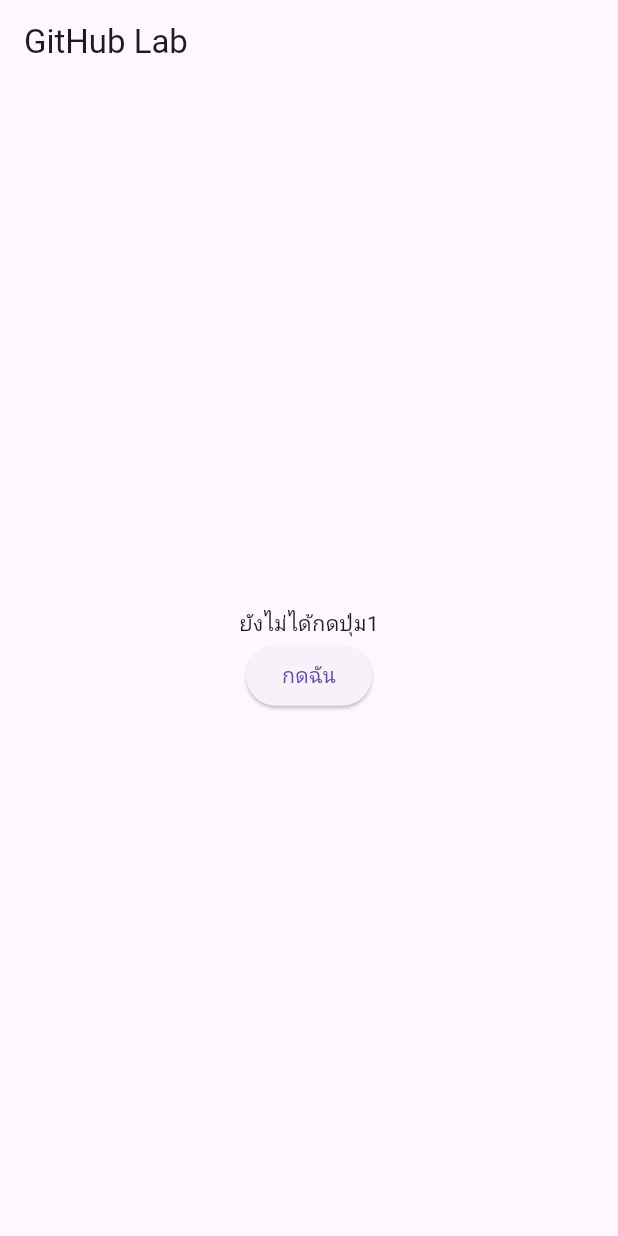
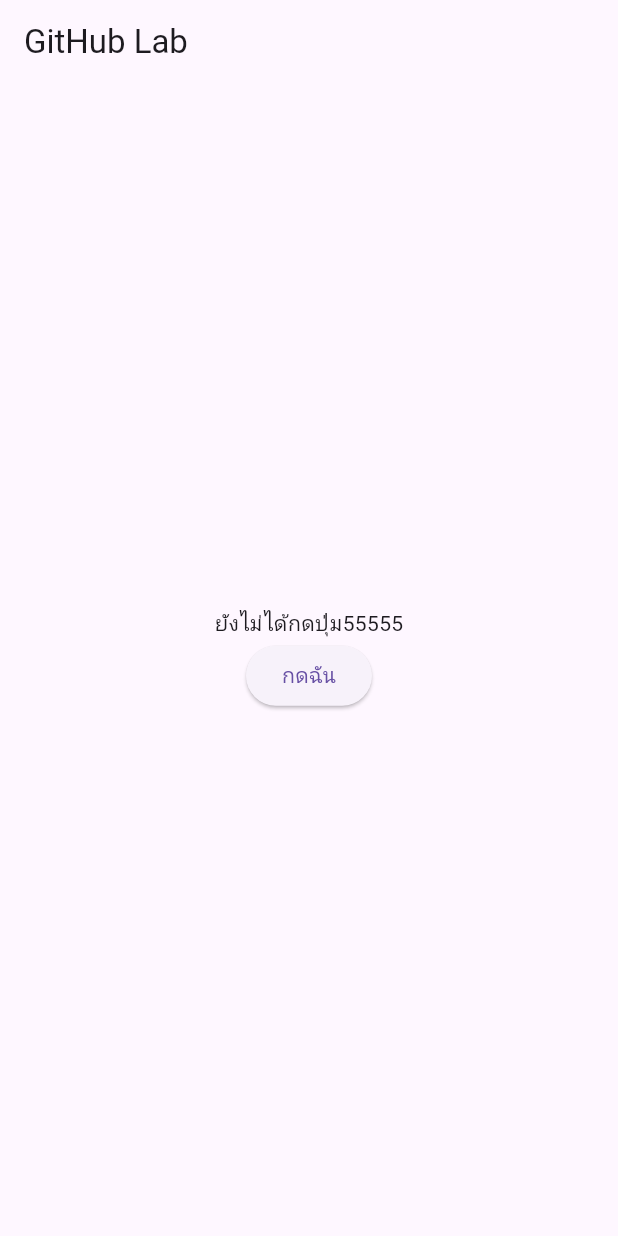
Before and after one commit to zombotfo/github_lab, a Flutter app: the screen it shows after launch, on a phone screen of 412 x 824 dp. Run offline on Flutter 3.47's test engine with Material 3 defaults, Android fonts, the phone set to English and light mode, and no system bars.

Commit message:
Text changed2

```diff
--- a/lib/main.dart
+++ b/lib/main.dart
@@ -12,7 +12,7 @@ class MyPage extends StatefulWidget {
 }
 
 class _MyPageState extends State<MyPage> {
-  String message = 'ยังไม่ได้กดปุ่ม1';
+  String message = 'ยังไม่ได้กดปุ่ม55555';
 
   @override
   Widget build(BuildContext context) {
```
